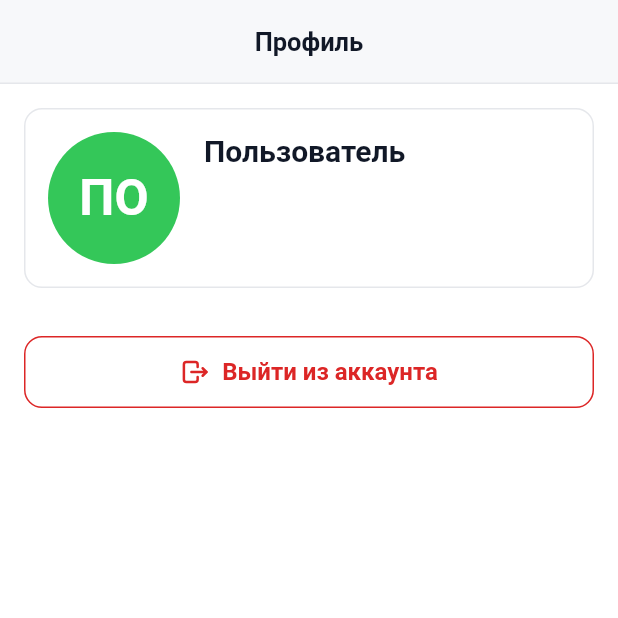
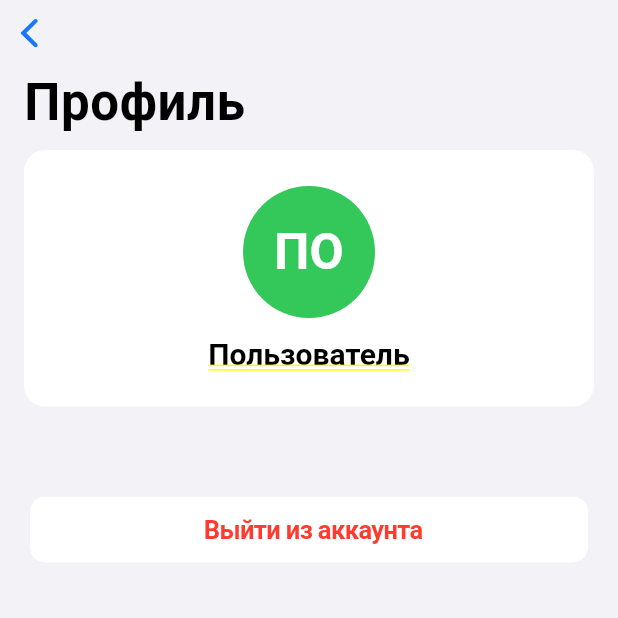
Before and after one commit to AlexChe014/Connect, a Flutter app: the ProfileScreen screen opened directly, on a phone screen of 412 x 824 dp, the top half of it. Run offline on Flutter 3.47's test engine with Material 3 defaults, Android fonts, the phone set to English and light mode, and no system bars; our stand-ins replace cached_network_image, file_picker, firebase_core, firebase_messaging, flutter_html, flutter_local_notifications and 7 more; missing offline and left inert: app_tracking_transparency, flutter_quill, vsc_quill_delta_to_html; accounts and stored records are empty; network calls fail.

Commit message:
Профиль в стиле Apple
CupertinoSliverNavigationBar с большим заголовком, карточка профиля
(аватар/имя/должность), сгруппированные строки контактных данных
(email/телефон/статус) с цветными icon-бейджами, «Ближайшие брони» —
тот же визуальный паттерн, что и в календаре, «Выйти из аккаунта» —
красная кнопка в стиле iOS Settings. Логика загрузки профиля и броней
не менялась, только визуал.

```diff
--- a/lib/screens/profile_screen.dart
+++ b/lib/screens/profile_screen.dart
@@ -1,14 +1,14 @@
+import 'package:flutter/cupertino.dart';
 import 'package:flutter/material.dart';
 import 'package:intl/intl.dart';
 
-import '../config/app_icons.dart';
 import '../models/bookings/user_booking.dart';
 import '../repositories/bookings_repository.dart';
 import '../repositories/profile_repository.dart';
 import '../services/auth_service.dart';
 import '../services/push_notification_service.dart';
 import '../utils/media_url_utils.dart';
-import '../widgets/app_loading.dart';
+import '../widgets/app_network_image.dart';
 import '../widgets/chat_avatar.dart';
 import 'booking_detail_sheet.dart';
 
@@ -202,265 +202,198 @@ class _ProfileScreenState extends State<ProfileScreen> {
     return '$hh:$mm';
   }
 
-  @override
-  Widget build(BuildContext context) {
-    return Scaffold(
-      appBar: AppBar(
-        title: const Text('Профиль'),
-        centerTitle: true,
-        elevation: 0,
+  Widget _iconBadge(IconData icon, Color color) {
+    return Container(
+      width: 29,
+      height: 29,
+      alignment: Alignment.center,
+      decoration: BoxDecoration(color: color, borderRadius: BorderRadius.circular(7)),
+      child: Icon(icon, size: 17, color: CupertinoColors.white),
+    );
+  }
+
+  Widget _buildSliverBody(BuildContext context) {
+    if (_isLoading) {
+      return const SliverFillRemaining(
+        hasScrollBody: false,
+        child: Center(child: CupertinoActivityIndicator(radius: 14)),
+      );
+    }
+
+    final birthday = _parseBirthday();
+    final email = _optionalField('email', altKeys: ['mail']);
+    final phone = _optionalField('phone', altKeys: ['mobile', 'tel', 'telephone']);
+    final position = _optionalField('position');
+    final status = _statusLabel;
+
+    return SliverPadding(
+      padding: const EdgeInsets.only(top: 4, bottom: 32),
+      sliver: SliverList.list(
+        children: [
+          _ProfileHeaderCard(avatarUrl: _avatarUrl, displayName: _displayName, position: position),
+          const SizedBox(height: 20),
+          CupertinoListSection.insetGrouped(
+            children: [
+              if (birthday != null)
+                CupertinoListTile(
+                  leading: _iconBadge(CupertinoIcons.gift_fill, CupertinoColors.systemPink),
+                  title: const Text('Дата рождения'),
+                  additionalInfo: Text(DateFormat('dd.MM.yyyy').format(birthday)),
                 ),
-      body: _isLoading
-          ? const AppLoadingIndicator(size: 32)
-          : RefreshIndicator(
-              onRefresh: _loadProfile,
-              child: ListView(
-                padding: const EdgeInsets.all(16),
-                children: [
-                  _ProfileHeader(
-                    avatarUrl: _avatarUrl,
-                    displayName: _displayName,
-                    position: _optionalField('position'),
-                    birthday: _parseBirthday(),
-                    email: _optionalField('email', altKeys: ['mail']),
-                    phone: _optionalField(
-                      'phone',
-                      altKeys: ['mobile', 'tel', 'telephone'],
-                    ),
-                    status: _statusLabel,
-                  ),
-                  if (_bookingsLoading)
-                    const Padding(
-                      padding: EdgeInsets.symmetric(vertical: 24),
-                      child: AppLoadingIndicator(),
-                    )
-                  else if (_upcomingBookings.isNotEmpty) ...[
-                    const SizedBox(height: 24),
-                    Text(
-                      'Ближайшие брони',
-                      style: Theme.of(context).textTheme.titleMedium?.copyWith(
-                        fontWeight: FontWeight.w600,
+              if ((email ?? '').isNotEmpty)
+                CupertinoListTile(
+                  leading: _iconBadge(CupertinoIcons.mail_solid, CupertinoColors.systemBlue),
+                  title: const Text('Email'),
+                  additionalInfo: ConstrainedBox(
+                    constraints: const BoxConstraints(maxWidth: 180),
+                    child: Text(
+                      email!,
+                      textAlign: TextAlign.right,
+                      maxLines: 1,
+                      overflow: TextOverflow.ellipsis,
                     ),
                   ),
-                    const SizedBox(height: 12),
-                    ..._upcomingBookings.map(
-                      (b) => _UpcomingBookingTile(
-                        booking: b,
-                        timeLabel:
+                ),
+              if ((phone ?? '').isNotEmpty)
+                CupertinoListTile(
+                  leading: _iconBadge(CupertinoIcons.phone_fill, CupertinoColors.systemGreen),
+                  title: const Text('Телефон'),
+                  additionalInfo: Text(phone!),
+                ),
+              if ((status ?? '').isNotEmpty)
+                CupertinoListTile(
+                  leading: _iconBadge(CupertinoIcons.person_badge_plus_fill, CupertinoColors.systemGrey),
+                  title: const Text('Статус'),
+                  additionalInfo: Text(status!),
+                ),
+            ],
+          ),
+          if (_bookingsLoading) ...[
+            const SizedBox(height: 20),
+            const Center(child: CupertinoActivityIndicator()),
+          ] else if (_upcomingBookings.isNotEmpty) ...[
+            const SizedBox(height: 20),
+            CupertinoListSection.insetGrouped(
+              header: const Text('Ближайшие брони'),
+              children: _upcomingBookings.map((b) {
+                final timeLabel =
                     '${DateFormat('dd.MM').format(b.datetimeStart)} • '
-                            '${_formatHm(b.datetimeStart)}—${_formatHm(b.datetimeEnd)}',
+                    '${_formatHm(b.datetimeStart)}—${_formatHm(b.datetimeEnd)}';
+                final subtitleParts = <String>[
+                  timeLabel,
+                  if ((b.objectName ?? '').trim().isNotEmpty) b.objectName!.trim(),
+                ];
+
+                return GestureDetector(
+                  behavior: HitTestBehavior.opaque,
                   onTap: () async {
-                          final changed = await BookingDetailSheet.show(
-                            context,
-                            bookingId: b.id,
-                          );
+                    final changed = await BookingDetailSheet.show(context, bookingId: b.id);
                     if (changed == true && mounted) {
                       await _loadUpcomingBookings();
                     }
                   },
+                  child: Padding(
+                    padding: const EdgeInsets.symmetric(horizontal: 16, vertical: 12),
+                    child: DefaultTextStyle(
+                      style: TextStyle(
+                        fontFamily: '.SF Pro Text',
+                        decoration: TextDecoration.none,
+                        color: CupertinoColors.label.resolveFrom(context),
+                        fontSize: 16,
                       ),
-                    ),
-                  ],
-                  const SizedBox(height: 32),
-                  OutlinedButton.icon(
-                    onPressed: _logout,
-                    icon: AppIcon(
-                      AppIcons.logout,
-                      size: 20,
-                      color: Theme.of(context).colorScheme.error,
-                    ),
-                    label: const Text('Выйти из аккаунта'),
-                    style: OutlinedButton.styleFrom(
-                      foregroundColor: Theme.of(context).colorScheme.error,
-                      side: BorderSide(
-                        color: Theme.of(context).colorScheme.error,
-                      ),
-                    ),
-                  ),
-                  const SizedBox(height: 16),
-                ],
-              ),
-            ),
-    );
-  }
-}
-
-class _ProfileHeader extends StatelessWidget {
-  final String? avatarUrl;
-  final String displayName;
-  final String? position;
-  final DateTime? birthday;
-  final String? email;
-  final String? phone;
-  final String? status;
-
-  const _ProfileHeader({
-    required this.avatarUrl,
-    required this.displayName,
-    this.position,
-    this.birthday,
-    this.email,
-    this.phone,
-    this.status,
-  });
-
-  @override
-  Widget build(BuildContext context) {
-    final cs = Theme.of(context).colorScheme;
-
-    return Card(
-      child: Padding(
-        padding: const EdgeInsets.all(16),
                       child: Row(
                         crossAxisAlignment: CrossAxisAlignment.start,
                         children: [
-            MemberAvatar(
-              displayName: displayName,
-              avatarUrl: avatarUrl,
-              radius: 44,
-            ),
-            const SizedBox(width: 16),
+                          b.objectImageUrl != null
+                              ? AppNetworkImage(
+                                  url: b.objectImageUrl,
+                                  width: 29,
+                                  height: 29,
+                                  borderRadius: 7,
+                                  errorIcon: CupertinoIcons.location_solid,
+                                )
+                              : _iconBadge(CupertinoIcons.location_solid, CupertinoColors.systemRed),
+                          const SizedBox(width: 12),
                           Expanded(
                             child: Column(
                               crossAxisAlignment: CrossAxisAlignment.start,
                               children: [
                                 Text(
-                    displayName,
-                    style: Theme.of(context).textTheme.titleLarge?.copyWith(
-                      fontWeight: FontWeight.w700,
+                                  b.theme,
+                                  maxLines: 1,
+                                  overflow: TextOverflow.ellipsis,
+                                  style: const TextStyle(fontWeight: FontWeight.w600),
                                 ),
+                                Padding(
+                                  padding: const EdgeInsets.only(top: 2),
+                                  child: Text(
+                                    subtitleParts.join(' • '),
+                                    maxLines: 1,
+                                    overflow: TextOverflow.ellipsis,
+                                    style: TextStyle(
+                                      fontSize: 13,
+                                      color: CupertinoColors.secondaryLabel.resolveFrom(context),
                                     ),
-                  if ((position ?? '').isNotEmpty) ...[
-                    const SizedBox(height: 4),
-                    Text(
-                      position!,
-                      style: Theme.of(context).textTheme.bodyMedium?.copyWith(
-                        color: cs.onSurfaceVariant,
-                      ),
-                    ),
-                  ],
-                  const SizedBox(height: 10),
-                  if (birthday != null)
-                    _InfoIconRow(
-                      icon: const AppIcon(AppIcons.birthdayCake, size: 18),
-                      text: DateFormat('dd.MM.yyyy').format(birthday!),
-                    ),
-                  if ((email ?? '').isNotEmpty)
-                    _InfoIconRow(
-                      icon: const AppIcon(AppIcons.profileMail, size: 18),
-                      text: email!,
-                    ),
-                  if ((phone ?? '').isNotEmpty)
-                    _InfoIconRow(
-                      icon: const AppIcon(AppIcons.phone, size: 18),
-                      text: phone!,
-                    ),
-                  if ((status ?? '').isNotEmpty)
-                    _InfoIconRow(
-                      icon: Icon(
-                        Icons.badge_outlined,
-                        size: 18,
-                        color: Theme.of(context).colorScheme.onSurfaceVariant,
-                      ),
-                      text: status!,
-                    ),
-                ],
                                   ),
                                 ),
                               ],
                             ),
                           ),
+                          Padding(
+                            padding: const EdgeInsets.only(top: 6),
+                            child: Icon(
+                              CupertinoIcons.chevron_forward,
+                              size: 16,
+                              color: CupertinoColors.tertiaryLabel.resolveFrom(context),
+                            ),
+                          ),
+                        ],
+                      ),
+                    ),
+                  ),
                 );
-  }
-}
-
-class _InfoIconRow extends StatelessWidget {
-  final Widget icon;
-  final String text;
-
-  const _InfoIconRow({required this.icon, required this.text});
-
-  @override
-  Widget build(BuildContext context) {
-    final cs = Theme.of(context).colorScheme;
-    return Padding(
-      padding: const EdgeInsets.only(bottom: 6),
-      child: Row(
+              }).toList(),
+            ),
+          ],
+          const SizedBox(height: 20),
+          CupertinoListSection.insetGrouped(
             children: [
-          IconTheme(
-            data: IconThemeData(color: cs.onSurfaceVariant, size: 18),
-            child: icon,
+              CupertinoListTile(
+                title: const Center(
+                  child: Text(
+                    'Выйти из аккаунта',
+                    style: TextStyle(
+                      color: CupertinoColors.systemRed,
+                      fontWeight: FontWeight.w600,
                     ),
-          const SizedBox(width: 8),
-          Expanded(
-            child: Text(text, style: Theme.of(context).textTheme.bodyMedium),
+                  ),
+                ),
+                onTap: _logout,
+              ),
+            ],
           ),
         ],
       ),
     );
   }
-}
-
-class _UpcomingBookingTile extends StatelessWidget {
-  final UserBooking booking;
-  final String timeLabel;
-  final VoidCallback onTap;
-
-  const _UpcomingBookingTile({
-    required this.booking,
-    required this.timeLabel,
-    required this.onTap,
-  });
 
   @override
   Widget build(BuildContext context) {
-    final cs = Theme.of(context).colorScheme;
-
-    return Card(
-      margin: const EdgeInsets.only(bottom: 6),
-      clipBehavior: Clip.antiAlias,
-      child: InkWell(
-        onTap: onTap,
-        child: Padding(
-          padding: const EdgeInsets.symmetric(horizontal: 12, vertical: 8),
-          child: Row(
-            children: [
-              Expanded(
-                child: Column(
-                  crossAxisAlignment: CrossAxisAlignment.start,
-                  children: [
-                    Text(
-                      booking.theme,
-                      maxLines: 1,
-                      overflow: TextOverflow.ellipsis,
-                      style: Theme.of(context).textTheme.bodyMedium?.copyWith(
-                        fontWeight: FontWeight.w600,
+    return CupertinoPageScaffold(
+      backgroundColor: CupertinoColors.systemGroupedBackground,
+      child: SafeArea(
+        top: false,
+        bottom: false,
+        child: RefreshIndicator(
+          onRefresh: _loadProfile,
+          child: CustomScrollView(
+            slivers: [
+              const CupertinoSliverNavigationBar(
+                largeTitle: Text('Профиль'),
+                backgroundColor: CupertinoColors.systemGroupedBackground,
+                border: null,
               ),
-                    ),
-                    const SizedBox(height: 2),
-                    Text(
-                      timeLabel,
-                      style: Theme.of(context).textTheme.bodySmall?.copyWith(
-                        color: cs.onSurface,
-                        fontWeight: FontWeight.w500,
-                      ),
-                    ),
-                    if ((booking.objectName ?? '').trim().isNotEmpty) ...[
-                      const SizedBox(height: 1),
-                      Text(
-                        booking.objectName!.trim(),
-                        maxLines: 1,
-                        overflow: TextOverflow.ellipsis,
-                        style: Theme.of(context).textTheme.bodySmall?.copyWith(
-                          color: cs.onSurface,
-                          fontWeight: FontWeight.w500,
-                        ),
-                      ),
-                    ],
-                  ],
-                ),
-              ),
-              Icon(Icons.chevron_right, size: 20, color: cs.onSurfaceVariant),
+              _buildSliverBody(context),
             ],
           ),
         ),
@@ -468,3 +401,58 @@ class _UpcomingBookingTile extends StatelessWidget {
     );
   }
 }
+
+class _ProfileHeaderCard extends StatelessWidget {
+  const _ProfileHeaderCard({
+    required this.avatarUrl,
+    required this.displayName,
+    this.position,
+  });
+
+  final String? avatarUrl;
+  final String displayName;
+  final String? position;
+
+  @override
+  Widget build(BuildContext context) {
+    return Padding(
+      padding: const EdgeInsets.symmetric(horizontal: 16),
+      child: Container(
+        width: double.infinity,
+        padding: const EdgeInsets.symmetric(vertical: 24),
+        decoration: BoxDecoration(
+          color: CupertinoColors.secondarySystemGroupedBackground.resolveFrom(context),
+          borderRadius: BorderRadius.circular(14),
+        ),
+        child: Column(
+          children: [
+            MemberAvatar(displayName: displayName, avatarUrl: avatarUrl, radius: 44),
+            const SizedBox(height: 12),
+            Text(
+              displayName,
+              textAlign: TextAlign.center,
+              style: TextStyle(
+                fontFamily: '.SF Pro Text',
+                fontSize: 20,
+                fontWeight: FontWeight.w700,
+                color: CupertinoColors.label.resolveFrom(context),
+              ),
+            ),
+            if ((position ?? '').isNotEmpty) ...[
+              const SizedBox(height: 4),
+              Text(
+                position!,
+                textAlign: TextAlign.center,
+                style: TextStyle(
+                  fontFamily: '.SF Pro Text',
+                  fontSize: 14,
+                  color: CupertinoColors.secondaryLabel.resolveFrom(context),
+                ),
+              ),
+            ],
+          ],
+        ),
+      ),
+    );
+  }
+}
```
Lines whose indentation alone changed are shown as unchanged.
